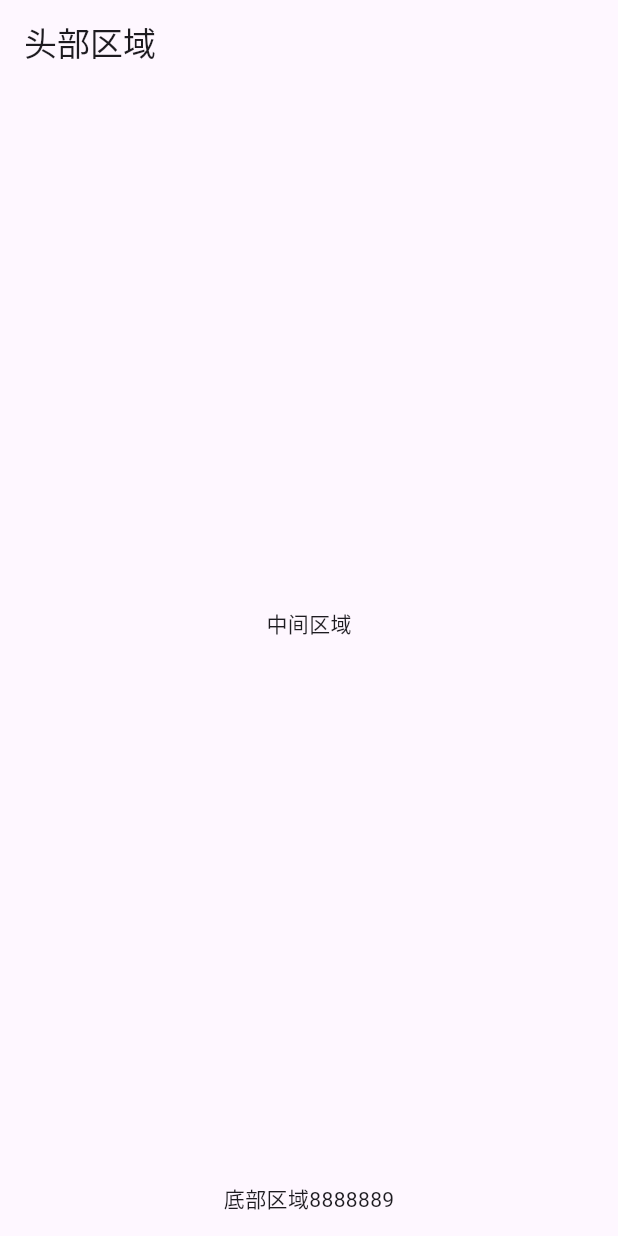
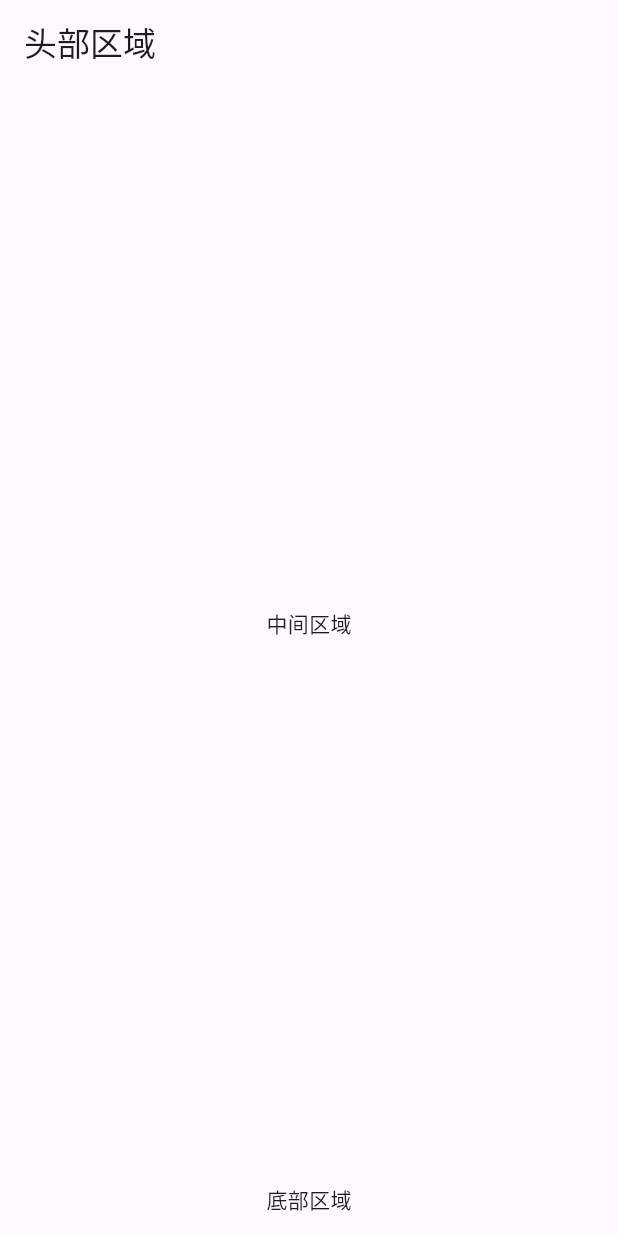
Before and after one commit to haozhixue/flutter_new, a Flutter app: the screen it shows after launch, on a phone screen of 412 x 824 dp. Run offline on Flutter 3.47's test engine with Material 3 defaults, Android fonts, the phone set to English and light mode, and no system bars.

Commit message:
测试提交问题

```diff
--- a/lib/main.dart
+++ b/lib/main.dart
@@ -19,7 +19,7 @@ void main() {
      bottomNavigationBar: Container(
       height: 50.0,
       child: Center(
-       child: Text("底部区域8888889"),
+       child: Text("底部区域"),
       ),
      ),
     ),
```
